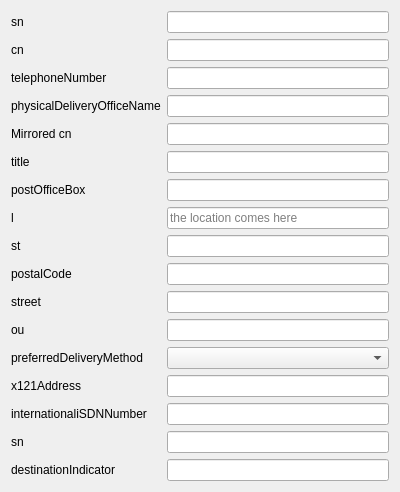
The window that source/test.ui (gonicus/gosa) describes before a commit, drawn with Qt 5.
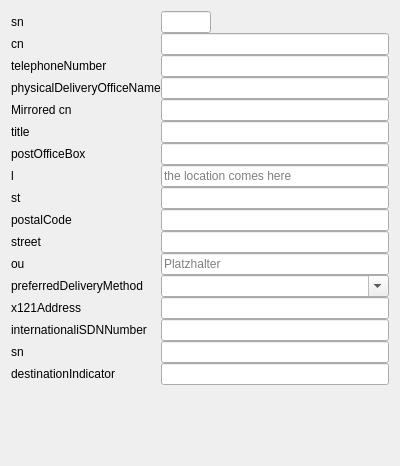
The same window after the commit.

Patch:
```diff
--- a/source/test.ui
+++ b/source/test.ui
@@ -14,8 +14,20 @@
    <string>organizationalPerson</string>
   </property>
   <layout class="QGridLayout" name="gridLayout">
+   <property name="spacing">
+    <number>0</number>
+   </property>
    <item row="0" column="0">
     <layout class="QFormLayout" name="formLayout">
+     <property name="labelAlignment">
+      <set>Qt::AlignLeading|Qt::AlignLeft|Qt::AlignVCenter</set>
+     </property>
+     <property name="horizontalSpacing">
+      <number>-1</number>
+     </property>
+     <property name="verticalSpacing">
+      <number>-1</number>
+     </property>
      <item row="0" column="0">
       <widget class="QLabel" name="snLabel">
        <property name="text">
@@ -24,7 +36,17 @@
       </widget>
      </item>
      <item row="0" column="1">
-      <widget class="QLineEdit" name="snEdit"/>
+      <widget class="QLineEdit" name="snEdit">
+       <property name="maximumSize">
+        <size>
+         <width>50</width>
+         <height>16777215</height>
+        </size>
+       </property>
+       <property name="maxLength">
+        <number>17</number>
+       </property>
+      </widget>
      </item>
      <item row="1" column="0">
       <widget class="QLabel" name="cnLabel">
@@ -84,7 +106,7 @@
      <item row="5" column="1">
       <widget class="QLineEdit" name="titleEdit">
        <property name="echoMode">
-        <enum>QLineEdit::NoEcho</enum>
+        <enum>QLineEdit::Password</enum>
        </property>
       </widget>
      </item>
@@ -157,7 +179,11 @@
       </widget>
      </item>
      <item row="11" column="1">
-      <widget class="QLineEdit" name="ouEdit"/>
+      <widget class="QLineEdit" name="ouEdit">
+       <property name="placeholderText">
+        <string>Platzhalter</string>
+       </property>
+      </widget>
      </item>
      <item row="12" column="0">
       <widget class="QLabel" name="preferredDeliveryMethodLabel">
@@ -167,7 +193,11 @@
       </widget>
      </item>
      <item row="12" column="1">
-      <widget class="QComboBox" name="preferredDeliveryMethodEdit"/>
+      <widget class="QComboBox" name="preferredDeliveryMethodEdit">
+       <property name="editable">
+        <bool>true</bool>
+       </property>
+      </widget>
      </item>
      <item row="13" column="0">
       <widget class="QLabel" name="x121AddressLabel">
```
Left out of the diff: 2 changed lines with no effect on the pictures.
